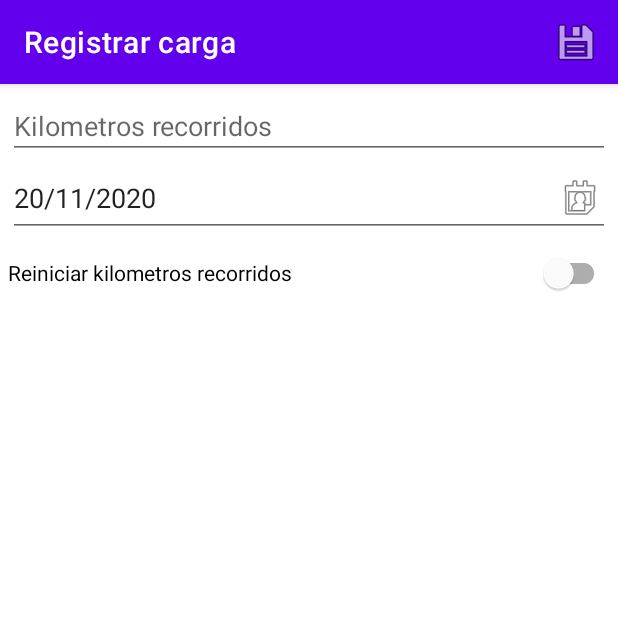
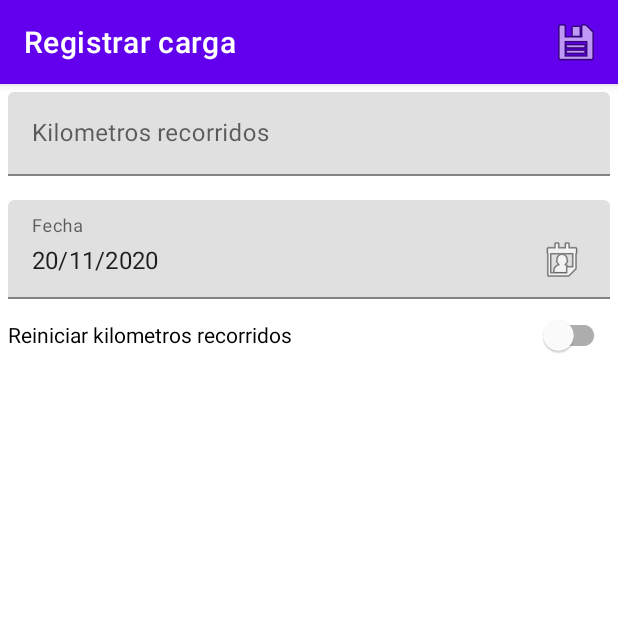
Before and after one commit to armaignac/MotoEChargeTracker, an Android app: the RegisterChargeFragment screen opened through its navigation route, after a tap on "Guardar", on a phone screen of 412 x 824 dp, the top half of it. Run offline under Robolectric (Android 15) with nearby library versions, the light colour scheme and no system bars; our stand-ins replace Dagger/Hilt's generated code, Room's generated code, data binding.

Commit message:
Fixes #4 Set material design in components

```diff
--- a/app/src/main/java/com/anandy/motoechargetracker/ui/register/RegisterChargeFragment.kt
+++ b/app/src/main/java/com/anandy/motoechargetracker/ui/register/RegisterChargeFragment.kt
@@ -93,7 +93,7 @@ class RegisterChargeFragment : Fragment() {
     override fun onOptionsItemSelected(item: MenuItem): Boolean {
         when (item.itemId) {
             R.id.save_charge -> {
-                if (binding.textKilometers.text.isNotEmpty() && binding.textKilometers.text.toString()
+                if (binding.textKilometers.text!!.isNotEmpty() && binding.textKilometers.text.toString()
                         .toInt() > 0
                 ) {
                     if (charge == null) {
--- a/app/src/main/res/layout/battery_charge_parent.xml
+++ b/app/src/main/res/layout/battery_charge_parent.xml
@@ -1,7 +1,7 @@
 <?xml version="1.0" encoding="utf-8"?>
 
 
-<androidx.cardview.widget.CardView xmlns:android="http://schemas.android.com/apk/res/android"
+<com.google.android.material.card.MaterialCardView xmlns:android="http://schemas.android.com/apk/res/android"
     xmlns:app="http://schemas.android.com/apk/res-auto"
     xmlns:tools="http://schemas.android.com/tools"
     android:layout_width="match_parent"
@@ -77,4 +77,4 @@
 
 
     </LinearLayout>
-</androidx.cardview.widget.CardView>
+</com.google.android.material.card.MaterialCardView>
--- a/app/src/main/res/layout/fragment_register_charge.xml
+++ b/app/src/main/res/layout/fragment_register_charge.xml
@@ -17,7 +17,11 @@
         tools:context=".ui.register.RegisterChargeFragment">
 
 
-        <EditText
+        <com.google.android.material.textfield.TextInputLayout
+            android:layout_width="match_parent"
+            android:layout_height="wrap_content">
+
+            <com.google.android.material.textfield.TextInputEditText
                 android:id="@+id/textKilometers"
                 android:layout_width="match_parent"
                 android:layout_height="wrap_content"
@@ -26,20 +30,27 @@
                 android:inputType="number"
                 android:paddingBottom="10dp"
                 android:text="@{viewModel.kilometers}" />
+        </com.google.android.material.textfield.TextInputLayout>
 
-        <EditText
+        <com.google.android.material.textfield.TextInputLayout
+            android:layout_width="match_parent"
+            android:layout_height="wrap_content"
+            android:layout_marginTop="16dp">
+
+            <com.google.android.material.textfield.TextInputEditText
                 android:id="@+id/textDateCharge"
                 android:layout_width="match_parent"
                 android:layout_height="wrap_content"
                 android:clickable="true"
+                android:drawableEnd="@android:drawable/ic_menu_my_calendar"
                 android:drawableRight="@android:drawable/ic_menu_my_calendar"
-            android:drawableEnd="@android:drawable/ic_menu_my_calendar"
                 android:ems="10"
                 android:focusable="true"
                 android:hint="@string/date"
                 android:inputType="date"
                 android:paddingBottom="10dp"
                 app:chargeDate="@{viewModel.chargeDate}" />
+        </com.google.android.material.textfield.TextInputLayout>
 
         <com.google.android.material.switchmaterial.SwitchMaterial
             android:id="@+id/isResetCharge"
```
Lines whose indentation alone changed are shown as unchanged.
